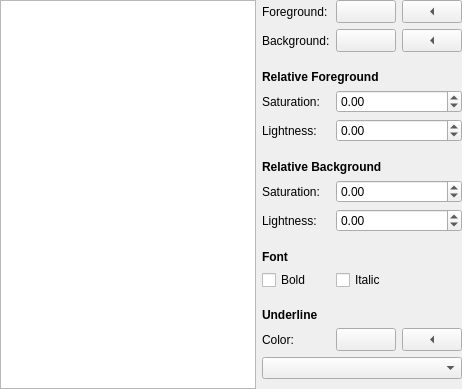
Before: the Qt Designer form app/codeeditor/qmleditor/texteditor/colorschemeedit.ui in objectwheel/objectwheel, drawn with Qt 5.
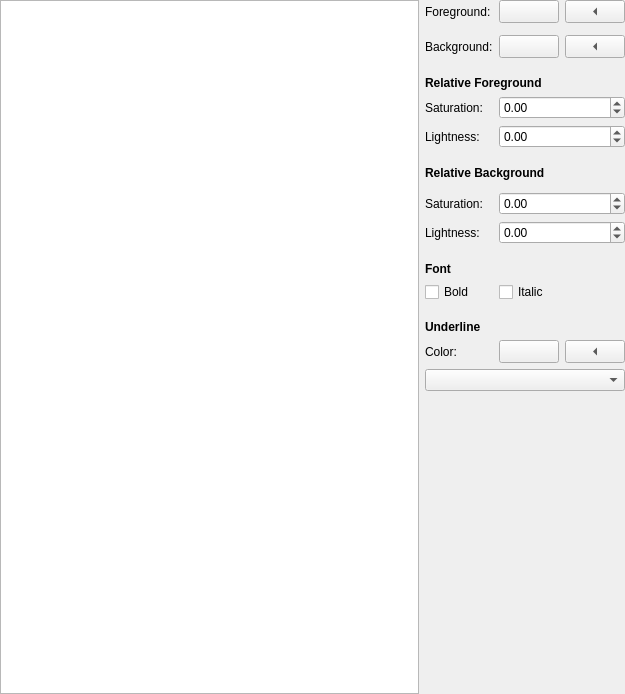
After: the same form once the commit is applied.

Commit message: TASK ONGOING - 47: Application Wide General Settings (Editor settings-- font etc--, Designer settings, User Account settings etc)

The edit to the form file:
```diff
--- a/app/codeeditor/qmleditor/texteditor/colorschemeedit.ui
+++ b/app/codeeditor/qmleditor/texteditor/colorschemeedit.ui
@@ -6,11 +6,11 @@
    <rect>
     <x>0</x>
     <y>0</y>
-    <width>462</width>
-    <height>389</height>
+    <width>625</width>
+    <height>694</height>
    </rect>
   </property>
-  <layout class="QGridLayout" name="gridLayout" columnstretch="1,0,0,0">
+  <layout class="QGridLayout" name="gridLayout" rowstretch="0,0,0,0,0,0,0,0,0,0,0,0,0,0,0,0,0,0,0,0" columnstretch="0,0,0,0">
    <property name="leftMargin">
     <number>0</number>
    </property>
@@ -23,10 +23,178 @@
    <property name="bottomMargin">
     <number>0</number>
    </property>
-   <property name="verticalSpacing">
-    <number>0</number>
+   <property name="spacing">
+    <number>6</number>
    </property>
-   <item row="5" column="1" colspan="3">
+   <item row="15" column="1" colspan="3">
+    <widget class="QWidget" name="fontSpacer2" native="true">
+     <property name="sizePolicy">
+      <sizepolicy hsizetype="Preferred" vsizetype="Fixed">
+       <horstretch>0</horstretch>
+       <verstretch>0</verstretch>
+      </sizepolicy>
+     </property>
+     <property name="minimumSize">
+      <size>
+       <width>0</width>
+       <height>6</height>
+      </size>
+     </property>
+     <property name="maximumSize">
+      <size>
+       <width>16777215</width>
+       <height>6</height>
+      </size>
+     </property>
+    </widget>
+   </item>
+   <item row="12" column="1" colspan="3">
+    <widget class="QWidget" name="relativeBackgroundSpacer3" native="true">
+     <property name="sizePolicy">
+      <sizepolicy hsizetype="Preferred" vsizetype="Fixed">
+       <horstretch>0</horstretch>
+       <verstretch>0</verstretch>
+      </sizepolicy>
+     </property>
+     <property name="minimumSize">
+      <size>
+       <width>0</width>
+       <height>6</height>
+      </size>
+     </property>
+     <property name="maximumSize">
+      <size>
+       <width>16777215</width>
+       <height>6</height>
+      </size>
+     </property>
+    </widget>
+   </item>
+   <item row="3" column="1" colspan="3">
+    <widget class="QWidget" name="backgroundSpacer" native="true">
+     <property name="sizePolicy">
+      <sizepolicy hsizetype="Preferred" vsizetype="Fixed">
+       <horstretch>0</horstretch>
+       <verstretch>0</verstretch>
+      </sizepolicy>
+     </property>
+     <property name="minimumSize">
+      <size>
+       <width>0</width>
+       <height>6</height>
+      </size>
+     </property>
+     <property name="maximumSize">
+      <size>
+       <width>16777215</width>
+       <height>6</height>
+      </size>
+     </property>
+    </widget>
+   </item>
+   <item row="7" column="1" colspan="3">
+    <widget class="QWidget" name="relativeForegroundSpacer3" native="true">
+     <property name="sizePolicy">
+      <sizepolicy hsizetype="Preferred" vsizetype="Fixed">
+       <horstretch>0</horstretch>
+       <verstretch>0</verstretch>
+      </sizepolicy>
+     </property>
+     <property name="minimumSize">
+      <size>
+       <width>0</width>
+       <height>6</height>
+      </size>
+     </property>
+     <property name="maximumSize">
+      <size>
+       <width>16777215</width>
+       <height>6</height>
+      </size>
+     </property>
+    </widget>
+   </item>
+   <item row="5" column="2" colspan="2">
+    <widget class="QDoubleSpinBox" name="foregroundSaturationSpinBox">
+     <property name="cursor">
+      <cursorShape>PointingHandCursor</cursorShape>
+     </property>
+     <property name="minimum">
+      <double>-1.000000000000000</double>
+     </property>
+     <property name="maximum">
+      <double>1.000000000000000</double>
+     </property>
+     <property name="singleStep">
+      <double>0.050000000000000</double>
+     </property>
+    </widget>
+   </item>
+   <item row="14" column="2" colspan="2">
+    <widget class="QCheckBox" name="italicCheckBox">
+     <property name="cursor">
+      <cursorShape>PointingHandCursor</cursorShape>
+     </property>
+     <property name="text">
+      <string>Italic</string>
+     </property>
+    </widget>
+   </item>
+   <item row="17" column="1">
+    <widget class="QLabel" name="underlineLabel">
+     <property name="sizePolicy">
+      <sizepolicy hsizetype="Fixed" vsizetype="Preferred">
+       <horstretch>0</horstretch>
+       <verstretch>0</verstretch>
+      </sizepolicy>
+     </property>
+     <property name="text">
+      <string>Color:</string>
+     </property>
+     <property name="buddy">
+      <cstring>backgroundToolButton</cstring>
+     </property>
+    </widget>
+   </item>
+   <item row="10" column="2" colspan="2">
+    <widget class="QDoubleSpinBox" name="backgroundSaturationSpinBox">
+     <property name="cursor">
+      <cursorShape>PointingHandCursor</cursorShape>
+     </property>
+     <property name="minimum">
+      <double>-1.000000000000000</double>
+     </property>
+     <property name="maximum">
+      <double>1.000000000000000</double>
+     </property>
+     <property name="singleStep">
+      <double>0.050000000000000</double>
+     </property>
+    </widget>
+   </item>
+   <item row="2" column="3">
+    <widget class="QToolButton" name="eraseBackgroundToolButton">
+     <property name="sizePolicy">
+      <sizepolicy hsizetype="Preferred" vsizetype="Fixed">
+       <horstretch>0</horstretch>
+       <verstretch>0</verstretch>
+      </sizepolicy>
+     </property>
+     <property name="cursor">
+      <cursorShape>PointingHandCursor</cursorShape>
+     </property>
+     <property name="toolTip">
+      <string>Erase background.</string>
+     </property>
+     <property name="text">
+      <string>x</string>
+     </property>
+     <property name="arrowType">
+      <enum>Qt::LeftArrow</enum>
+     </property>
+    </widget>
+   </item>
+   <item row="4" column="1" colspan="3">
     <widget class="QLabel" name="relativeForegroundHeadline">
      <property name="font">
       <font>
@@ -39,6 +207,112 @@
      </property>
     </widget>
    </item>
+   <item row="10" column="1">
+    <widget class="QLabel" name="backgroundSaturationLabel">
+     <property name="sizePolicy">
+      <sizepolicy hsizetype="Preferred" vsizetype="Preferred">
+       <horstretch>0</horstretch>
+       <verstretch>0</verstretch>
+      </sizepolicy>
+     </property>
+     <property name="text">
+      <string>Saturation:</string>
+     </property>
+    </widget>
+   </item>
+   <item row="17" column="3">
+    <widget class="QToolButton" name="eraseUnderlineColorToolButton">
+     <property name="sizePolicy">
+      <sizepolicy hsizetype="Preferred" vsizetype="Fixed">
+       <horstretch>0</horstretch>
+       <verstretch>0</verstretch>
+      </sizepolicy>
+     </property>
+     <property name="cursor">
+      <cursorShape>PointingHandCursor</cursorShape>
+     </property>
+     <property name="toolTip">
+      <string>Erase background.</string>
+     </property>
+     <property name="text">
+      <string>x</string>
+     </property>
+     <property name="arrowType">
+      <enum>Qt::LeftArrow</enum>
+     </property>
+    </widget>
+   </item>
+   <item row="2" column="1">
+    <widget class="QLabel" name="backgroundLabel">
+     <property name="sizePolicy">
+      <sizepolicy hsizetype="Fixed" vsizetype="Preferred">
+       <horstretch>0</horstretch>
+       <verstretch>0</verstretch>
+      </sizepolicy>
+     </property>
+     <property name="text">
+      <string>Background:</string>
+     </property>
+     <property name="buddy">
+      <cstring>backgroundToolButton</cstring>
+     </property>
+    </widget>
+   </item>
+   <item row="2" column="2">
+    <widget class="QToolButton" name="backgroundToolButton">
+     <property name="sizePolicy">
+      <sizepolicy hsizetype="Preferred" vsizetype="Fixed">
+       <horstretch>0</horstretch>
+       <verstretch>0</verstretch>
+      </sizepolicy>
+     </property>
+     <property name="cursor">
+      <cursorShape>PointingHandCursor</cursorShape>
+     </property>
+     <property name="text">
+      <string/>
+     </property>
+    </widget>
+   </item>
+   <item row="14" column="1">
+    <widget class="QCheckBox" name="boldCheckBox">
+     <property name="cursor">
+      <cursorShape>PointingHandCursor</cursorShape>
+     </property>
+     <property name="text">
+      <string>Bold</string>
+     </property>
+    </widget>
+   </item>
+   <item row="17" column="2">
+    <widget class="QToolButton" name="underlineColorToolButton">
+     <property name="sizePolicy">
+      <sizepolicy hsizetype="Preferred" vsizetype="Fixed">
+       <horstretch>0</horstretch>
+       <verstretch>0</verstretch>
+      </sizepolicy>
+     </property>
+     <property name="cursor">
+      <cursorShape>PointingHandCursor</cursorShape>
+     </property>
+     <property name="text">
+      <string/>
+     </property>
+    </widget>
+   </item>
+   <item row="11" column="1">
+    <widget class="QLabel" name="backgroundLightnessLabel">
+     <property name="sizePolicy">
+      <sizepolicy hsizetype="Preferred" vsizetype="Preferred">
+       <horstretch>0</horstretch>
+       <verstretch>0</verstretch>
+      </sizepolicy>
+     </property>
+     <property name="text">
+      <string>Lightness:</string>
+     </property>
+    </widget>
+   </item>
    <item row="0" column="1">
     <widget class="QLabel" name="foregroundLabel">
      <property name="sizePolicy">
@@ -55,143 +329,6 @@
      </property>
     </widget>
    </item>
-   <item row="10" column="1" colspan="3">
-    <widget class="QWidget" name="relativeForegroundSpacer3" native="true">
-     <property name="sizePolicy">
-      <sizepolicy hsizetype="Preferred" vsizetype="Fixed">
-       <horstretch>0</horstretch>
-       <verstretch>0</verstretch>
-      </sizepolicy>
-     </property>
-     <property name="minimumSize">
-      <size>
-       <width>0</width>
-       <height>18</height>
-      </size>
-     </property>
-     <property name="maximumSize">
-      <size>
-       <width>16777215</width>
-       <height>18</height>
-      </size>
-     </property>
-    </widget>
-   </item>
-   <item row="9" column="1">
-    <widget class="QLabel" name="foregroundLightnessLabel">
-     <property name="sizePolicy">
-      <sizepolicy hsizetype="Preferred" vsizetype="Preferred">
-       <horstretch>0</horstretch>
-       <verstretch>0</verstretch>
-      </sizepolicy>
-     </property>
-     <property name="text">
-      <string>Lightness:</string>
-     </property>
-    </widget>
-   </item>
-   <item row="0" column="2">
-    <widget class="QToolButton" name="foregroundToolButton">
-     <property name="sizePolicy">
-      <sizepolicy hsizetype="Preferred" vsizetype="Fixed">
-       <horstretch>0</horstretch>
-       <verstretch>0</verstretch>
-      </sizepolicy>
-     </property>
-     <property name="cursor">
-      <cursorShape>PointingHandCursor</cursorShape>
-     </property>
-     <property name="text">
-      <string/>
-     </property>
-    </widget>
-   </item>
-   <item row="26" column="1" colspan="3">
-    <spacer name="spacer">
-     <property name="orientation">
-      <enum>Qt::Vertical</enum>
-     </property>
-     <property name="sizeHint" stdset="0">
-      <size>
-       <width>200</width>
-       <height>0</height>
-      </size>
-     </property>
-    </spacer>
-   </item>
-   <item row="3" column="3">
-    <widget class="QToolButton" name="eraseBackgroundToolButton">
-     <property name="sizePolicy">
-      <sizepolicy hsizetype="Preferred" vsizetype="Fixed">
-       <horstretch>0</horstretch>
-       <verstretch>0</verstretch>
-      </sizepolicy>
-     </property>
-     <property name="cursor">
-      <cursorShape>PointingHandCursor</cursorShape>
-     </property>
-     <property name="toolTip">
-      <string>Erase background.</string>
-     </property>
-     <property name="text">
-      <string>x</string>
-     </property>
-     <property name="arrowType">
-      <enum>Qt::LeftArrow</enum>
-     </property>
-    </widget>
-   </item>
-   <item row="14" column="1" colspan="3">
-    <widget class="QWidget" name="relativeBackgroundSpacer2" native="true">
-     <property name="sizePolicy">
-      <sizepolicy hsizetype="Preferred" vsizetype="Fixed">
-       <horstretch>0</horstretch>
-       <verstretch>0</verstretch>
-      </sizepolicy>
-     </property>
-     <property name="minimumSize">
-      <size>
-       <width>0</width>
-       <height>6</height>
-      </size>
-     </property>
-     <property name="maximumSize">
-      <size>
-       <width>16777215</width>
-       <height>6</height>
-      </size>
-     </property>
-    </widget>
-   </item>
-   <item row="7" column="2" colspan="2">
-    <widget class="QDoubleSpinBox" name="foregroundSaturationSpinBox">
-     <property name="cursor">
-      <cursorShape>PointingHandCursor</cursorShape>
-     </property>
-     <property name="minimum">
-      <double>-1.000000000000000</double>
-     </property>
-     <property name="maximum">
-      <double>1.000000000000000</double>
-     </property>
-     <property name="singleStep">
-      <double>0.050000000000000</double>
-     </property>
-    </widget>
-   </item>
-   <item row="15" column="1">
-    <widget class="QLabel" name="backgroundLightnessLabel">
-     <property name="sizePolicy">
-      <sizepolicy hsizetype="Preferred" vsizetype="Preferred">
-       <horstretch>0</horstretch>
-       <verstretch>0</verstretch>
-      </sizepolicy>
-     </property>
-     <property name="text">
-      <string>Lightness:</string>
-     </property>
-    </widget>
-   </item>
    <item row="0" column="3">
     <widget class="QToolButton" name="eraseForegroundToolButton">
      <property name="sizePolicy">
@@ -214,8 +351,37 @@
      </property>
     </widget>
    </item>
-   <item row="13" column="1">
-    <widget class="QLabel" name="backgroundSaturationLabel">
+   <item row="6" column="1">
+    <widget class="QLabel" name="foregroundLightnessLabel">
+     <property name="sizePolicy">
+      <sizepolicy hsizetype="Preferred" vsizetype="Preferred">
+       <horstretch>0</horstretch>
+       <verstretch>0</verstretch>
+      </sizepolicy>
+     </property>
+     <property name="text">
+      <string>Lightness:</string>
+     </property>
+    </widget>
+   </item>
+   <item row="11" column="2" colspan="2">
+    <widget class="QDoubleSpinBox" name="backgroundLightnessSpinBox">
+     <property name="cursor">
+      <cursorShape>PointingHandCursor</cursorShape>
+     </property>
+     <property name="minimum">
+      <double>-1.000000000000000</double>
+     </property>
+     <property name="maximum">
+      <double>1.000000000000000</double>
+     </property>
+     <property name="singleStep">
+      <double>0.050000000000000</double>
+     </property>
+    </widget>
+   </item>
+   <item row="5" column="1">
+    <widget class="QLabel" name="foregroundSaturationLabel">
      <property name="sizePolicy">
       <sizepolicy hsizetype="Preferred" vsizetype="Preferred">
        <horstretch>0</horstretch>
@@ -227,109 +393,7 @@
      </property>
     </widget>
    </item>
-   <item row="19" column="2" colspan="2">
-    <widget class="QCheckBox" name="italicCheckBox">
-     <property name="cursor">
-      <cursorShape>PointingHandCursor</cursorShape>
-     </property>
-     <property name="text">
-      <string>Italic</string>
-     </property>
-    </widget>
-   </item>
-   <item row="9" column="2" colspan="2">
-    <widget class="QDoubleSpinBox" name="foregroundLightnessSpinBox">
-     <property name="cursor">
-      <cursorShape>PointingHandCursor</cursorShape>
-     </property>
-     <property name="minimum">
-      <double>-1.000000000000000</double>
-     </property>
-     <property name="maximum">
-      <double>1.000000000000000</double>
-     </property>
-     <property name="singleStep">
-      <double>0.050000000000000</double>
-     </property>
-    </widget>
-   </item>
-   <item row="6" column="1" colspan="3">
-    <widget class="QWidget" name="relativeForegroundSpacer1" native="true">
-     <property name="sizePolicy">
-      <sizepolicy hsizetype="Preferred" vsizetype="Fixed">
-       <horstretch>0</horstretch>
-       <verstretch>0</verstretch>
-      </sizepolicy>
-     </property>
-     <property name="minimumSize">
-      <size>
-       <width>0</width>
-       <height>6</height>
-      </size>
-     </property>
-     <property name="maximumSize">
-      <size>
-       <width>16777215</width>
-       <height>6</height>
-      </size>
-     </property>
-    </widget>
-   </item>
-   <item row="13" column="2" colspan="2">
-    <widget class="QDoubleSpinBox" name="backgroundSaturationSpinBox">
-     <property name="cursor">
-      <cursorShape>PointingHandCursor</cursorShape>
-     </property>
-     <property name="minimum">
-      <double>-1.000000000000000</double>
-     </property>
-     <property name="maximum">
-      <double>1.000000000000000</double>
-     </property>
-     <property name="singleStep">
-      <double>0.050000000000000</double>
-     </property>
-    </widget>
-   </item>
-   <item row="3" column="1">
-    <widget class="QLabel" name="backgroundLabel">
-     <property name="sizePolicy">
-      <sizepolicy hsizetype="Fixed" vsizetype="Preferred">
-       <horstretch>0</horstretch>
-       <verstretch>0</verstretch>
-      </sizepolicy>
-     </property>
-     <property name="text">
-      <string>Background:</string>
-     </property>
-     <property name="buddy">
-      <cstring>backgroundToolButton</cstring>
-     </property>
-    </widget>
-   </item>
-   <item row="4" column="1" colspan="3">
-    <widget class="QWidget" name="backgroundSpacer" native="true">
-     <property name="sizePolicy">
-      <sizepolicy hsizetype="Preferred" vsizetype="Fixed">
-       <horstretch>0</horstretch>
-       <verstretch>0</verstretch>
-      </sizepolicy>
-     </property>
-     <property name="minimumSize">
-      <size>
-       <width>0</width>
-       <height>18</height>
-      </size>
-     </property>
-     <property name="maximumSize">
-      <size>
-       <width>16777215</width>
-       <height>18</height>
-      </size>
-     </property>
-    </widget>
-   </item>
-   <item row="0" column="0" rowspan="27">
+   <item row="0" column="0" rowspan="20">
     <widget class="QListView" name="itemList">
      <property name="sizePolicy">
       <sizepolicy hsizetype="Expanding" vsizetype="Expanding">
@@ -345,7 +409,7 @@
      </property>
     </widget>
    </item>
-   <item row="17" column="1">
+   <item row="13" column="1">
     <widget class="QLabel" name="fontHeadline">
      <property name="font">
       <font>
@@ -358,156 +422,43 @@
      </property>
     </widget>
    </item>
-   <item row="7" column="1">
-    <widget class="QLabel" name="foregroundSaturationLabel">
-     <property name="sizePolicy">
-      <sizepolicy hsizetype="Preferred" vsizetype="Preferred">
-       <horstretch>0</horstretch>
-       <verstretch>0</verstretch>
-      </sizepolicy>
-     </property>
-     <property name="text">
-      <string>Saturation:</string>
-     </property>
-    </widget>
-   </item>
-   <item row="19" column="1">
-    <widget class="QCheckBox" name="boldCheckBox">
-     <property name="cursor">
-      <cursorShape>PointingHandCursor</cursorShape>
-     </property>
-     <property name="text">
-      <string>Bold</string>
-     </property>
-    </widget>
-   </item>
    <item row="18" column="1" colspan="3">
-    <widget class="QWidget" name="fontSpacer1" native="true">
-     <property name="sizePolicy">
-      <sizepolicy hsizetype="Preferred" vsizetype="Fixed">
-       <horstretch>0</horstretch>
-       <verstretch>0</verstretch>
-      </sizepolicy>
+    <widget class="QComboBox" name="underlineComboBox">
+     <property name="cursor">
+      <cursorShape>PointingHandCursor</cursorShape>
      </property>
-     <property name="minimumSize">
-      <size>
-       <width>0</width>
-       <height>6</height>
-      </size>
-     </property>
-     <property name="maximumSize">
-      <size>
-       <width>16777215</width>
-       <height>6</height>
-      </size>
-     </property>
     </widget>
    </item>
-   <item row="12" column="1" colspan="3">
-    <widget class="QWidget" name="relativeBackgroundSpacer1" native="true">
-     <property name="sizePolicy">
-      <sizepolicy hsizetype="Preferred" vsizetype="Fixed">
-       <horstretch>0</horstretch>
-       <verstretch>0</verstretch>
-      </sizepolicy>
+   <item row="6" column="2" colspan="2">
+    <widget class="QDoubleSpinBox" name="foregroundLightnessSpinBox">
+     <property name="cursor">
+      <cursorShape>PointingHandCursor</cursorShape>
      </property>
-     <property name="minimumSize">
-      <size>
-       <width>0</width>
-       <height>6</height>
-      </size>
+     <property name="minimum">
+      <double>-1.000000000000000</double>
      </property>
-     <property name="maximumSize">
-      <size>
-       <width>16777215</width>
-       <height>6</height>
-      </size>
+     <property name="maximum">
+      <double>1.000000000000000</double>
      </property>
-    </widget>
-   </item>
-   <item row="16" column="1" colspan="3">
-    <widget class="QWidget" name="relativeBackgroundSpacer3" native="true">
-     <property name="sizePolicy">
-      <sizepolicy hsizetype="Preferred" vsizetype="Fixed">
-       <horstretch>0</horstretch>
-       <verstretch>0</verstretch>
-      </sizepolicy>
+     <property name="singleStep">
+      <double>0.050000000000000</double>
      </property>
-     <property name="minimumSize">
-      <size>
-       <width>0</width>
-       <height>18</height>
-      </size>
-     </property>
-     <property name="maximumSize">
-      <size>
-       <width>16777215</width>
-       <height>18</height>
-      </size>
-     </property>
     </widget>
    </item>
-   <item row="24" column="1" colspan="3">
-    <widget class="QWidget" name="underlineSpacer2" native="true">
-     <property name="sizePolicy">
-      <sizepolicy hsizetype="Preferred" vsizetype="Fixed">
-       <horstretch>0</horstretch>
-       <verstretch>0</verstretch>
-      </sizepolicy>
+   <item row="19" column="1" colspan="3">
+    <spacer name="spacer">
+     <property name="orientation">
+      <enum>Qt::Vertical</enum>
      </property>
-     <property name="minimumSize">
+     <property name="sizeHint" stdset="0">
       <size>
-       <width>0</width>
-       <height>6</height>
+       <width>200</width>
+       <height>0</height>
       </size>
      </property>
-     <property name="maximumSize">
-      <size>
-       <width>16777215</width>
-       <height>6</height>
-      </size>
-     </property>
-    </widget>
+    </spacer>
    </item>
-   <item row="22" column="1" colspan="3">
-    <widget class="QWidget" name="underlineSpacer1" native="true">
-     <property name="sizePolicy">
-      <sizepolicy hsizetype="Preferred" vsizetype="Fixed">
-       <horstretch>0</horstretch>
-       <verstretch>0</verstretch>
-      </sizepolicy>
-     </property>
-     <property name="minimumSize">
-      <size>
-       <width>0</width>
-       <height>6</height>
-      </size>
-     </property>
-     <property name="maximumSize">
-      <size>
-       <width>16777215</width>
-       <height>6</height>
-      </size>
-     </property>
-    </widget>
-   </item>
-   <item row="23" column="2">
-    <widget class="QToolButton" name="underlineColorToolButton">
-     <property name="sizePolicy">
-      <sizepolicy hsizetype="Preferred" vsizetype="Fixed">
-       <horstretch>0</horstretch>
-       <verstretch>0</verstretch>
-      </sizepolicy>
-     </property>
-     <property name="cursor">
-      <cursorShape>PointingHandCursor</cursorShape>
-     </property>
-     <property name="text">
-      <string/>
-     </property>
-    </widget>
-   </item>
-   <item row="21" column="1">
+   <item row="16" column="1">
     <widget class="QLabel" name="underlineHeadline">
      <property name="font">
       <font>
@@ -520,23 +471,20 @@
      </property>
     </widget>
    </item>
-   <item row="23" column="1">
-    <widget class="QLabel" name="underlineLabel">
+   <item row="0" column="2">
+    <widget class="QToolButton" name="foregroundToolButton">
      <property name="sizePolicy">
-      <sizepolicy hsizetype="Fixed" vsizetype="Preferred">
+      <sizepolicy hsizetype="Preferred" vsizetype="Fixed">
        <horstretch>0</horstretch>
        <verstretch>0</verstretch>
       </sizepolicy>
      </property>
      <property name="text">
-      <string>Color:</string>
-     </property>
-     <property name="buddy">
-      <cstring>backgroundToolButton</cstring>
+      <string/>
      </property>
     </widget>
    </item>
-   <item row="11" column="1" colspan="3">
+   <item row="8" column="1" colspan="3">
     <widget class="QLabel" name="relativeBackgroundHeadline">
      <property name="font">
       <font>
@@ -549,133 +497,6 @@
      </property>
     </widget>
    </item>
-   <item row="20" column="1" colspan="3">
-    <widget class="QWidget" name="fontSpacer2" native="true">
-     <property name="sizePolicy">
-      <sizepolicy hsizetype="Preferred" vsizetype="Fixed">
-       <horstretch>0</horstretch>
-       <verstretch>0</verstretch>
-      </sizepolicy>
-     </property>
-     <property name="minimumSize">
-      <size>
-       <width>0</width>
-       <height>18</height>
-      </size>
-     </property>
-     <property name="maximumSize">
-      <size>
-       <width>16777215</width>
-       <height>18</height>
-      </size>
-     </property>
-    </widget>
-   </item>
-   <item row="15" column="2" colspan="2">
-    <widget class="QDoubleSpinBox" name="backgroundLightnessSpinBox">
-     <property name="cursor">
-      <cursorShape>PointingHandCursor</cursorShape>
-     </property>
-     <property name="minimum">
-      <double>-1.000000000000000</double>
-     </property>
-     <property name="maximum">
-      <double>1.000000000000000</double>
-     </property>
-     <property name="singleStep">
-      <double>0.050000000000000</double>
-     </property>
-    </widget>
-   </item>
-   <item row="3" column="2">
-    <widget class="QToolButton" name="backgroundToolButton">
-     <property name="sizePolicy">
-      <sizepolicy hsizetype="Preferred" vsizetype="Fixed">
-       <horstretch>0</horstretch>
-       <verstretch>0</verstretch>
-      </sizepolicy>
-     </property>
-     <property name="cursor">
-      <cursorShape>PointingHandCursor</cursorShape>
-     </property>
-     <property name="text">
-      <string/>
-     </property>
-    </widget>
-   </item>
-   <item row="23" column="3">
-    <widget class="QToolButton" name="eraseUnderlineColorToolButton">
-     <property name="sizePolicy">
-      <sizepolicy hsizetype="Preferred" vsizetype="Fixed">
-       <horstretch>0</horstretch>
-       <verstretch>0</verstretch>
-      </sizepolicy>
-     </property>
-     <property name="cursor">
-      <cursorShape>PointingHandCursor</cursorShape>
-     </property>
-     <property name="toolTip">
-      <string>Erase background.</string>
-     </property>
-     <property name="text">
-      <string>x</string>
-     </property>
-     <property name="arrowType">
-      <enum>Qt::LeftArrow</enum>
-     </property>
-    </widget>
-   </item>
-   <item row="25" column="1" colspan="3">
-    <widget class="QComboBox" name="underlineComboBox">
-     <property name="cursor">
-      <cursorShape>PointingHandCursor</cursorShape>
-     </property>
-    </widget>
-   </item>
-   <item row="8" column="1" colspan="3">
-    <widget class="QWidget" name="relativeForegroundSpacer2" native="true">
-     <property name="sizePolicy">
-      <sizepolicy hsizetype="Preferred" vsizetype="Fixed">
-       <horstretch>0</horstretch>
-       <verstretch>0</verstretch>
-      </sizepolicy>
-     </property>
-     <property name="minimumSize">
-      <size>
-       <width>0</width>
-       <height>6</height>
-      </size>
-     </property>
-     <property name="maximumSize">
-      <size>
-       <width>16777215</width>
-       <height>6</height>
-      </size>
-     </property>
-    </widget>
-   </item>
-   <item row="2" column="1" colspan="3">
-    <widget class="QWidget" name="foregroundSpacer" native="true">
-     <property name="sizePolicy">
-      <sizepolicy hsizetype="Preferred" vsizetype="Fixed">
-       <horstretch>0</horstretch>
-       <verstretch>0</verstretch>
-      </sizepolicy>
-     </property>
-     <property name="minimumSize">
-      <size>
-       <width>0</width>
-       <height>6</height>
-      </size>
-     </property>
-     <property name="maximumSize">
-      <size>
-       <width>16777215</width>
-       <height>6</height>
-      </size>
-     </property>
-    </widget>
-   </item>
   </layout>
  </widget>
  <tabstops>
```
Left out of the diff: 3 changed lines with no effect on the pictures. The commit also changes 3 other files.
